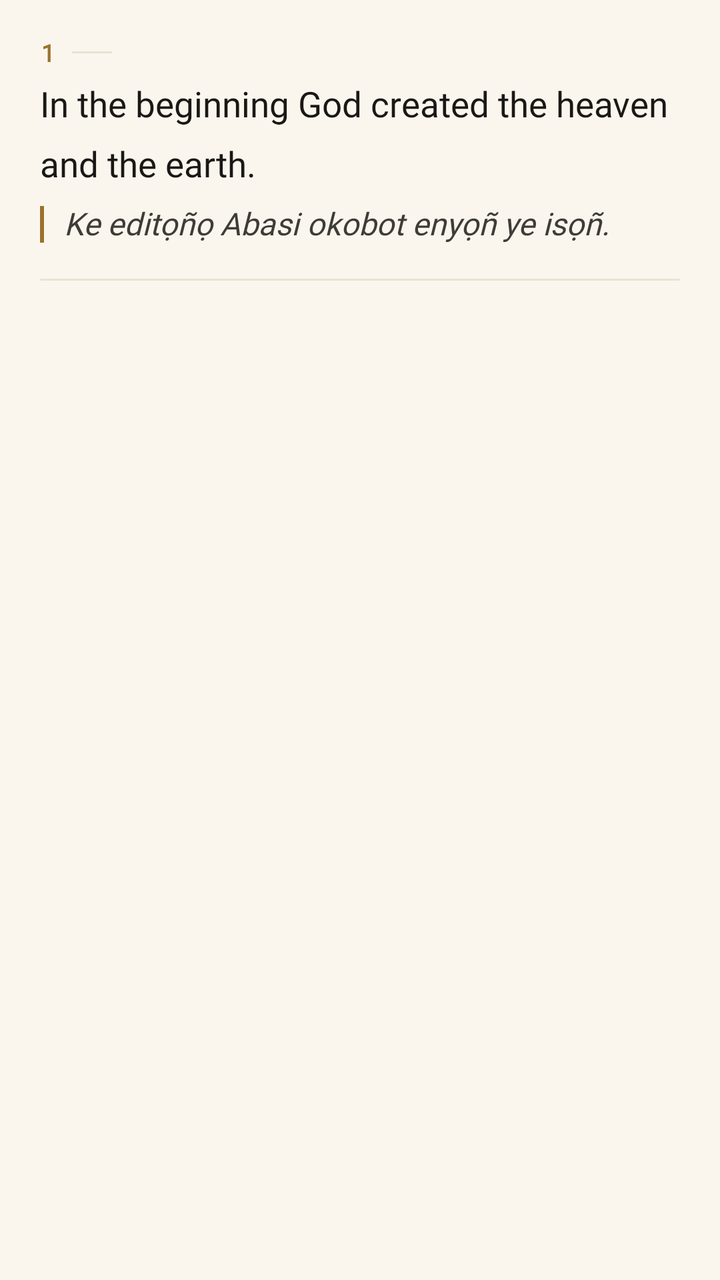
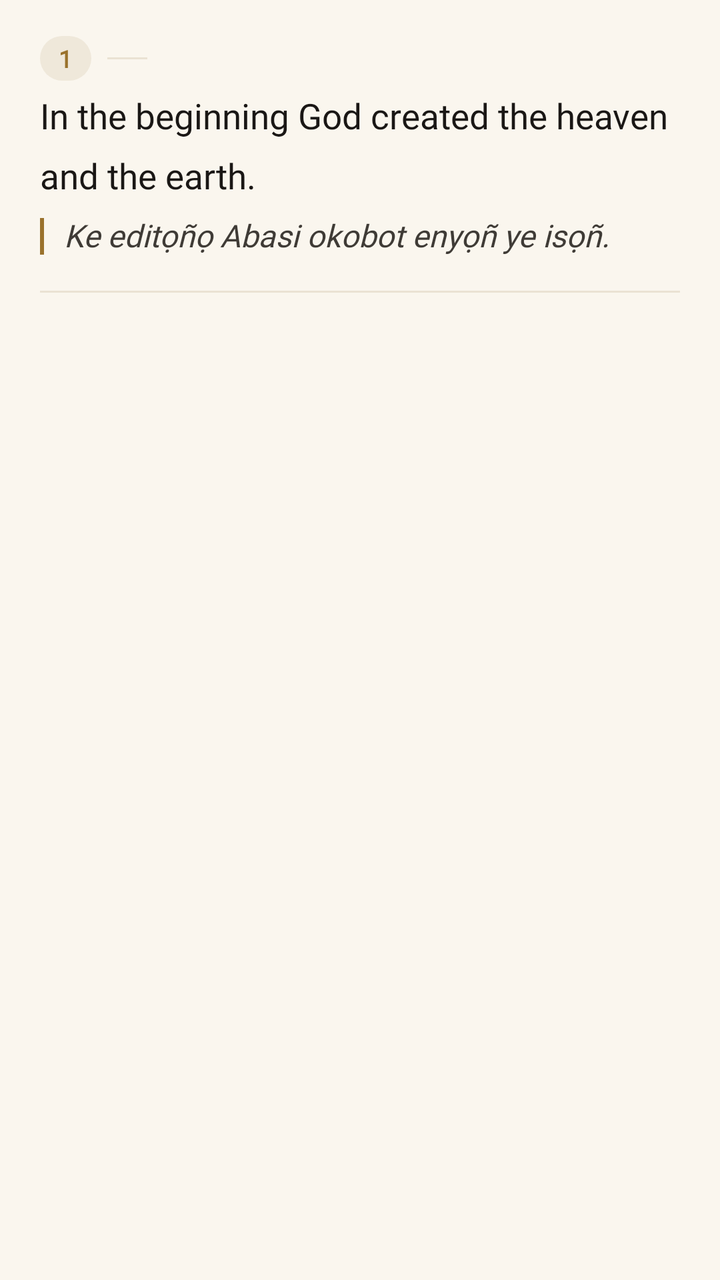

Compare the two renders of this Android layout. The source of the first and the diff that turns it into the second are given below.
<!-- AndroidManifest.xml: application theme AppTheme -->
<!-- res/layout/verse_row.xml -->
<?xml version="1.0" encoding="utf-8"?>
<LinearLayout
	xmlns:android="http://schemas.android.com/apk/res/android"
	xmlns:app="http://schemas.android.com/apk/res-auto"
	xmlns:tools="http://schemas.android.com/tools"
	android:layout_width="match_parent"
	android:layout_height="wrap_content"
	android:orientation="vertical"
	android:background="?android:attr/selectableItemBackground"
	android:paddingHorizontal="20dp"
	android:paddingTop="18dp"
	android:paddingBottom="4dp">

	
	<LinearLayout
		android:layout_width="match_parent"
		android:layout_height="wrap_content"
		android:orientation="horizontal"
		android:gravity="center_vertical">

		<TextView
			android:id="@+id/tv_verse_num"
			android:focusable="false"
			android:layout_width="wrap_content"
			android:layout_height="wrap_content"
			android:fontFamily="@font/jetbrains_mono"
			android:text="1"
			android:textColor="@color/colorAntiqueGold"
			android:textSize="12sp"
			android:textStyle="bold"
			android:letterSpacing="0.1" />

		<View
			android:layout_width="20dp"
			android:layout_height="1dp"
			android:layout_marginStart="8dp"
			android:background="@color/colorCardBorder" />

		<View
			android:layout_width="0dp"
			android:layout_height="1dp"
			android:layout_weight="1" />

		<ImageView
			android:id="@+id/iv_verse_bookmark"
			android:layout_width="16dp"
			android:layout_height="16dp"
			android:src="@drawable/ic_bookmark_filled"
			app:tint="@color/colorAntiqueGold"
			android:contentDescription="Bookmarked Verse"
			android:visibility="gone" />
	</LinearLayout>

	
	<TextView
		android:id="@+id/tv_primary"
		android:focusable="false"
		android:layout_width="match_parent"
		android:layout_height="wrap_content"
		android:layout_marginTop="8dp"
		android:includeFontPadding="false"
		android:fontFamily="@font/crimson_pro"
		android:text="In the beginning God created the heaven and the earth."
		android:textColor="@color/colorTextPrimary"
		android:textSize="17.5sp"
		android:lineSpacingMultiplier="1.45" />

	
	<TextView
		android:id="@+id/tv_secondary"
		android:focusable="false"
		android:layout_width="match_parent"
		android:layout_height="wrap_content"
		android:layout_marginTop="10dp"
		android:includeFontPadding="false"
		android:background="@drawable/bg_english_verse_border"
		android:paddingStart="12dp"
		android:paddingEnd="4dp"
		android:fontFamily="@font/crimson_pro"
		android:textStyle="italic"
		android:text="Ke editọñọ Abasi okobot enyọñ ye isọñ."
		android:textColor="@color/colorEnglishScripture"
		android:textSize="15.5sp"
		android:lineSpacingMultiplier="1.4" />

	
	<View
		android:layout_width="match_parent"
		android:layout_height="1dp"
		android:layout_marginTop="18dp"
		android:background="@color/colorCardBorder" />
</LinearLayout>
<!-- resources referenced by this layout -->
<resources>
  <color name="colorAntiqueGold">#9A722C</color>
  <color name="colorCardBorder">#EAE2D3</color>
  <color name="colorEnglishScripture">#3F3B36</color>
  <color name="colorTextPrimary">#1A1715</color>
  <!-- drawable bg_english_verse_border (drawable) -->
  <?xml version="1.0" encoding="utf-8"?>
  <layer-list xmlns:android="http://schemas.android.com/apk/res/android">
  	<item android:gravity="start">
  		<shape android:shape="rectangle">
  			<solid android:color="@color/colorAntiqueGold" />
  			<size android:width="2dp" />
  		</shape>
  	</item>
  </layer-list>
  <!-- drawable ic_bookmark_filled (drawable) -->
  <vector xmlns:android="http://schemas.android.com/apk/res/android"
      android:width="24dp"
      android:height="24dp"
      android:viewportWidth="24"
      android:viewportHeight="24">
      <path
          android:fillColor="@color/colorAntiqueGold"
          android:pathData="M17,3H7c-1.1,0 -2,0.9 -2,2v16l7,-3 7,3V5c0,-1.1 -0.9,-2 -2,-2z"/>
  </vector>
  <style name="AppTheme" parent="Theme.MaterialComponents.DayNight.NoActionBar">
          <item name="colorPrimary">@color/colorPrimary</item>
          <item name="colorPrimaryDark">@color/colorPrimaryDark</item>
          <item name="colorAccent">@color/colorAccent</item>
          <item name="colorSurface">@color/colorSurface</item>
          <item name="colorOnPrimary">@android:color/white</item>
          <item name="android:windowBackground">@color/colorBackground</item>
          <item name="android:statusBarColor">@android:color/transparent</item>
          <item name="android:navigationBarColor">@android:color/transparent</item>
          <item name="android:windowLightStatusBar" tools:targetApi="m">true</item>
          <item name="android:windowLightNavigationBar" tools:targetApi="o_mr1">true</item>
          <item name="android:windowLayoutInDisplayCutoutMode" tools:targetApi="p">shortEdges</item>
          <item name="colorControlHighlight">@color/colorControlHighlight</item>
          <item name="colorControlNormal">@color/colorControlNormal</item>
          <item name="android:textColor">@color/colorTextPrimary</item>
      </style>
  <color name="colorPrimary">#1A1715</color>
  <color name="colorPrimaryDark">#0D1524</color>
  <color name="colorAccent">#9A722C</color>
  <color name="colorSurface">#FFFDF9</color>
  <color name="colorBackground">#FAF6EE</color>
  <color name="colorControlHighlight">#EAE2D3</color>
  <color name="colorControlNormal">#787167</color>
</resources>

<!-- the commit's change to res/layout/verse_row.xml (unified diff, before → after) -->
@@ -3,6 +3,7 @@
 	xmlns:android="http://schemas.android.com/apk/res/android"
 	xmlns:app="http://schemas.android.com/apk/res-auto"
 	xmlns:tools="http://schemas.android.com/tools"
+	android:id="@+id/verse_row_root"
 	android:layout_width="match_parent"
 	android:layout_height="wrap_content"
 	android:orientation="vertical"
@@ -23,18 +24,39 @@
 			android:focusable="false"
 			android:layout_width="wrap_content"
 			android:layout_height="wrap_content"
+			android:paddingHorizontal="9dp"
+			android:paddingVertical="3dp"
+			android:gravity="center"
+			android:background="@drawable/bg_verse_pill"
 			android:fontFamily="@font/jetbrains_mono"
 			android:text="1"
 			android:textColor="@color/colorAntiqueGold"
 			android:textSize="12sp"
 			android:textStyle="bold"
-			android:letterSpacing="0.1" />
+			android:letterSpacing="0.08" />
 
 		<View
 			android:layout_width="20dp"
 			android:layout_height="1dp"
 			android:layout_marginStart="8dp"
 			android:background="@color/colorCardBorder" />
+
+		<TextView
+			android:id="@+id/tv_verse_highlight_badge"
+			android:focusable="false"
+			android:layout_width="wrap_content"
+			android:layout_height="wrap_content"
+			android:layout_marginStart="8dp"
+			android:paddingHorizontal="8dp"
+			android:paddingVertical="2dp"
+			android:background="@drawable/bg_badge_gold"
+			android:fontFamily="@font/jetbrains_mono"
+			android:text="★ BOOKMARKED"
+			android:textColor="@color/colorAntiqueGold"
+			android:textSize="9.5sp"
+			android:textStyle="bold"
+			android:letterSpacing="0.08"
+			android:visibility="gone" />
 
 		<View
 			android:layout_width="0dp"
<!-- resource entries referenced after the edit -->
@@ -4,6 +4,16 @@
   <color name="colorCardBorder">#EAE2D3</color>
   <color name="colorEnglishScripture">#3F3B36</color>
   <color name="colorTextPrimary">#1A1715</color>
+  <!-- drawable bg_badge_gold (drawable) -->
+  <?xml version="1.0" encoding="utf-8"?>
+  <shape xmlns:android="http://schemas.android.com/apk/res/android"
+      android:shape="rectangle">
+      <corners android:radius="6dp" />
+      <solid android:color="#1A9A722C" />
+      <stroke
+          android:width="1dp"
+          android:color="#409A722C" />
+  </shape>
   <!-- drawable bg_english_verse_border (drawable) -->
   <?xml version="1.0" encoding="utf-8"?>
   <layer-list xmlns:android="http://schemas.android.com/apk/res/android">
@@ -14,6 +24,13 @@
   		</shape>
   	</item>
   </layer-list>
+  <!-- drawable bg_verse_pill (drawable) -->
+  <?xml version="1.0" encoding="utf-8"?>
+  <shape xmlns:android="http://schemas.android.com/apk/res/android"
+      android:shape="rectangle">
+      <corners android:radius="12dp" />
+      <solid android:color="@color/colorBadgeBg" />
+  </shape>
   <!-- drawable ic_bookmark_filled (drawable) -->
   <vector xmlns:android="http://schemas.android.com/apk/res/android"
       android:width="24dp"
@@ -40,6 +57,7 @@
           <item name="colorControlNormal">@color/colorControlNormal</item>
           <item name="android:textColor">@color/colorTextPrimary</item>
       </style>
+  <color name="colorBadgeBg">#EFE8DA</color>
   <color name="colorPrimary">#1A1715</color>
   <color name="colorPrimaryDark">#0D1524</color>
   <color name="colorAccent">#9A722C</color>
